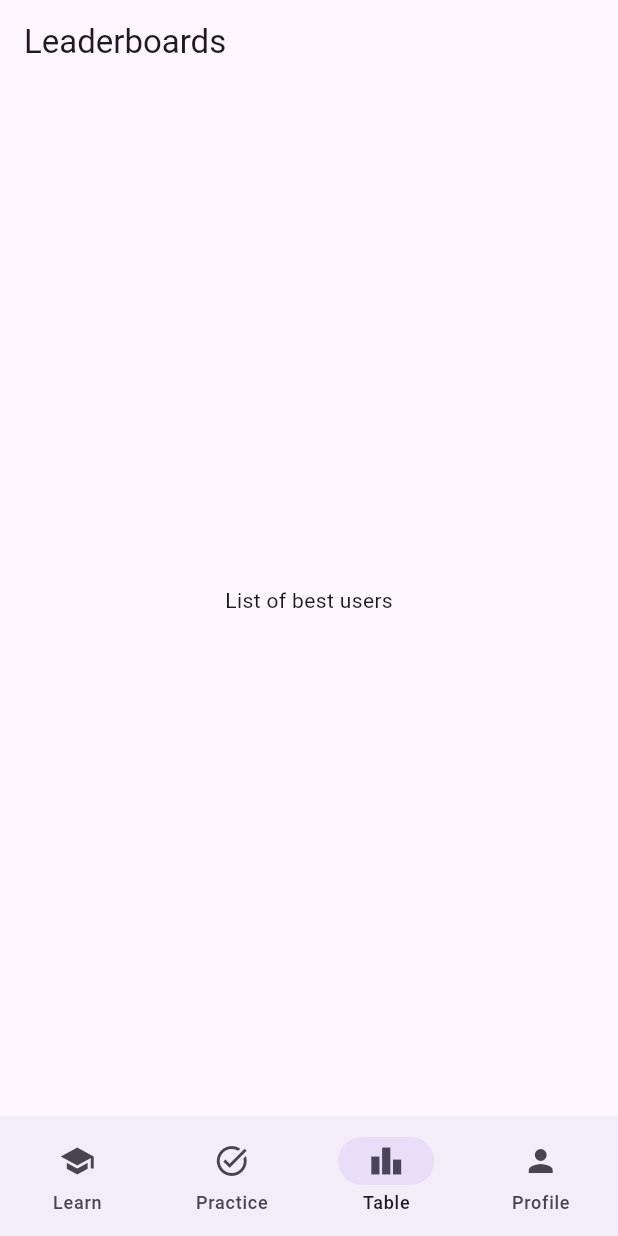
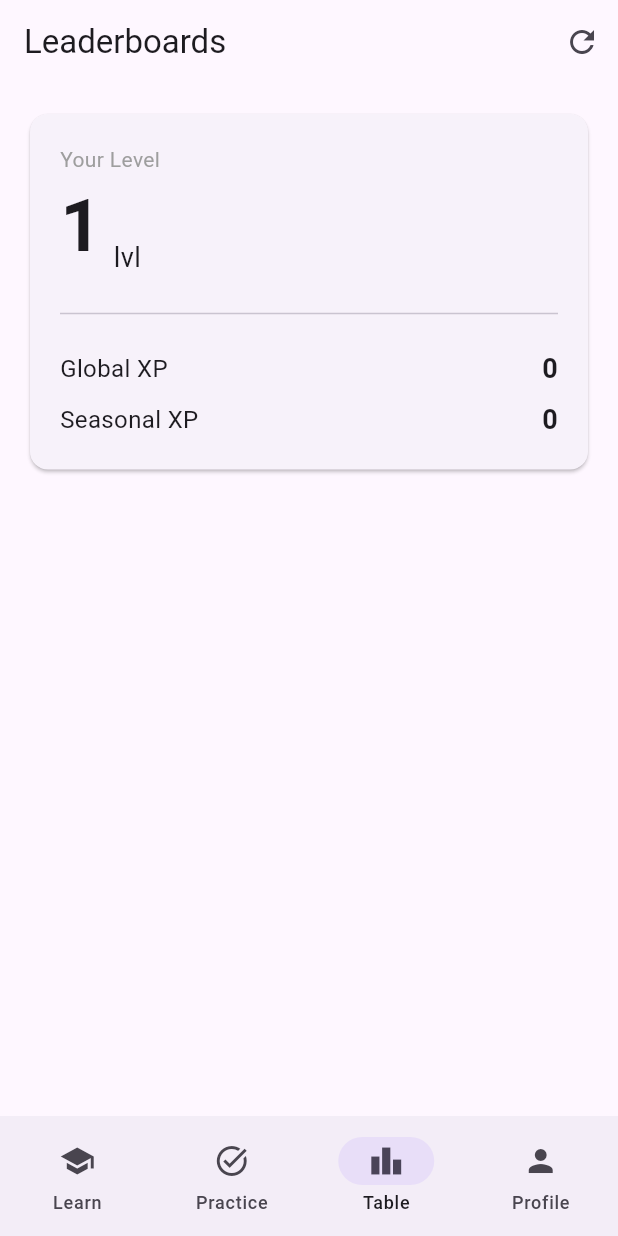
Before and after one commit to zhbforum/CodeForge, a Flutter app: the screen it shows once a user with an empty profile is signed in, item 3 of the bottom bar chosen, on a phone screen of 412 x 824 dp. Run offline on Flutter 3.47's test engine with Material 3 defaults, Android fonts, the light colour scheme and no system bars; our stand-ins replace flutter_markdown, flutter_riverpod, flutter_svg, font_awesome_flutter, freezed_annotation, go_router and 2 more; accounts and stored records are empty; network calls fail; project files that could hold a hidden picture were left out.

Commit message:
feat(leaderboard): add basic page showing total_exp and season_exp

```diff
--- a/apps/mobile_app/lib/features/leaderboard/leaderboard_page.dart
+++ b/apps/mobile_app/lib/features/leaderboard/leaderboard_page.dart
@@ -1,13 +1,142 @@
 import 'package:flutter/material.dart';
+import 'package:supabase_flutter/supabase_flutter.dart';
 
-class LeaderboardPage extends StatelessWidget {
+class LeaderboardPage extends StatefulWidget {
   const LeaderboardPage({super.key});
+
+  @override
+  State<LeaderboardPage> createState() => _LeaderboardPageState();
+}
+
+class _LeaderboardPageState extends State<LeaderboardPage> {
+  late final SupabaseClient _sb;
+  Future<_UserXP> _future = Future.value(const _UserXP.empty());
+
+  @override
+  void initState() {
+    super.initState();
+    _sb = Supabase.instance.client;
+    _future = _load();
+  }
+
+  Future<_UserXP> _load() async {
+    final session = _sb.auth.currentSession;
+    if (session == null) throw Exception('User not logged in');
+    final uid = session.user.id;
+
+    final ugp = await _sb
+        .from('user_global_progress')
+        .select('total_exp')
+        .eq('user_id', uid)
+        .maybeSingle();
+    final totalExp = (ugp?['total_exp'] as num?)?.toInt() ?? 0;
+
+    final usp = await _sb
+        .from('user_season_progress')
+        .select('season_exp')
+        .eq('user_id', uid)
+        .order('season_exp', ascending: false)
+        .limit(1)
+        .maybeSingle();
+    final seasonExp = (usp?['season_exp'] as num?)?.toInt() ?? 0;
+
+    int levelFromExp(int xp) => (xp ~/ 1000) + 1;
+
+    return _UserXP(
+      totalExp: totalExp,
+      seasonExp: seasonExp,
+      level: levelFromExp(totalExp),
+    );
+  }
+
+  Future<void> _refresh() async {
+    setState(() => _future = _load());
+    await _future;
+  }
 
   @override
   Widget build(BuildContext context) {
     return Scaffold(
-      appBar: AppBar(title: const Text('Leaderboards')),
-      body: const Center(child: Text('List of best users')),
+      appBar: AppBar(
+        title: const Text('Leaderboards'),
+        actions: [
+          IconButton(onPressed: _refresh, icon: const Icon(Icons.refresh)),
+        ],
+      ),
+      body: RefreshIndicator(
+        onRefresh: _refresh,
+        child: FutureBuilder<_UserXP>(
+          future: _future,
+          builder: (context, snap) {
+            if (snap.connectionState == ConnectionState.waiting) {
+              return const Center(child: CircularProgressIndicator());
+            }
+            if (snap.hasError) {
+              return Center(child: Text('Error: ${snap.error}'));
+            }
+            final data = snap.data!;
+            return ListView(
+              padding: const EdgeInsets.all(16),
+              children: [
+                Card(
+                  child: Padding(
+                    padding: const EdgeInsets.all(20),
+                    child: Column(
+                      crossAxisAlignment: CrossAxisAlignment.start,
+                      children: [
+                        const Text('Your Level', style: TextStyle(fontSize: 14,
+                           color: Colors.grey)),
+                        Row(
+                          crossAxisAlignment: CrossAxisAlignment.end,
+                          children: [
+                            Text('${data.level}',
+                              style: const TextStyle(fontSize: 48,
+                                fontWeight: FontWeight.bold)),
+                            const SizedBox(width: 8),
+                            const Text('lvl', style: TextStyle(fontSize: 18)),
+                          ],
+                        ),
+                        const SizedBox(height: 16),
+                        const Divider(),
+                        const SizedBox(height: 16),
+                        _StatLine(label: 'Global XP', value: data.totalExp),
+                        const SizedBox(height: 8),
+                        _StatLine(label: 'Seasonal XP', value: data.seasonExp),
+                      ],
+                    ),
+                  ),
+                ),
+              ],
+            );
+          },
+        ),
+      ),
     );
   }
 }
+
+class _StatLine extends StatelessWidget {
+  const _StatLine({required this.label, required this.value});
+  final String label;
+  final int value;
+
+  @override
+  Widget build(BuildContext context) {
+    return Row(
+      children: [
+        Expanded(child: Text(label, style: const TextStyle(fontSize: 16))),
+        Text('$value', style: const TextStyle(fontSize: 18,
+          fontWeight: FontWeight.w600)),
+      ],
+    );
+  }
+}
+
+class _UserXP {
+  const _UserXP({required this.totalExp, required this.seasonExp,
+    required this.level});
+  const _UserXP.empty() : totalExp = 0, seasonExp = 0, level = 1;
+  final int totalExp;
+  final int seasonExp;
+  final int level;
+}
```
